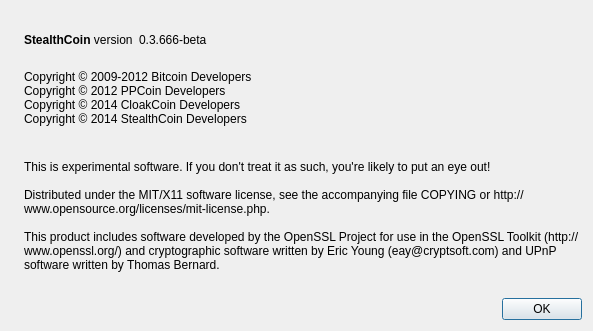
Above: src/qt/forms/aboutdialog.ui from Stealth-R-D-LLC/Stealth before the change. Below: the same form after it.
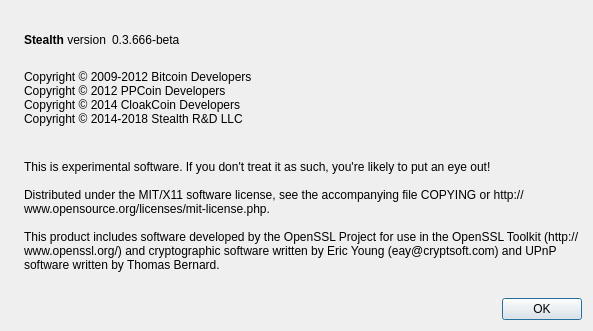
That is the form after the change. Icons and pictures are not drawn.

Commit message: Rebrand to Stealth, update seed nodes

Diff of the .ui file:
```diff
--- a/src/qt/forms/aboutdialog.ui
+++ b/src/qt/forms/aboutdialog.ui
@@ -50,7 +50,7 @@
           <cursorShape>IBeamCursor</cursorShape>
          </property>
          <property name="text">
-          <string>&lt;b&gt;StealthCoin&lt;/b&gt; version</string>
+          <string>&lt;b&gt;Stealth&lt;/b&gt; version</string>
          </property>
          <property name="textInteractionFlags">
           <set>Qt::LinksAccessibleByMouse|Qt::TextSelectableByKeyboard|Qt::TextSelectableByMouse</set>
@@ -95,7 +95,7 @@
 Copyright © 2009-2012 Bitcoin Developers
 Copyright © 2012 PPCoin Developers
 Copyright © 2014 CloakCoin Developers
-Copyright © 2014 StealthCoin Developers
+Copyright © 2014-2018 Stealth R&amp;D LLC
 </string>
        </property>
        <property name="textInteractionFlags">
```
Left out of the diff: 2 changed lines with no effect on the pictures. The commit also changes 63 other files.
